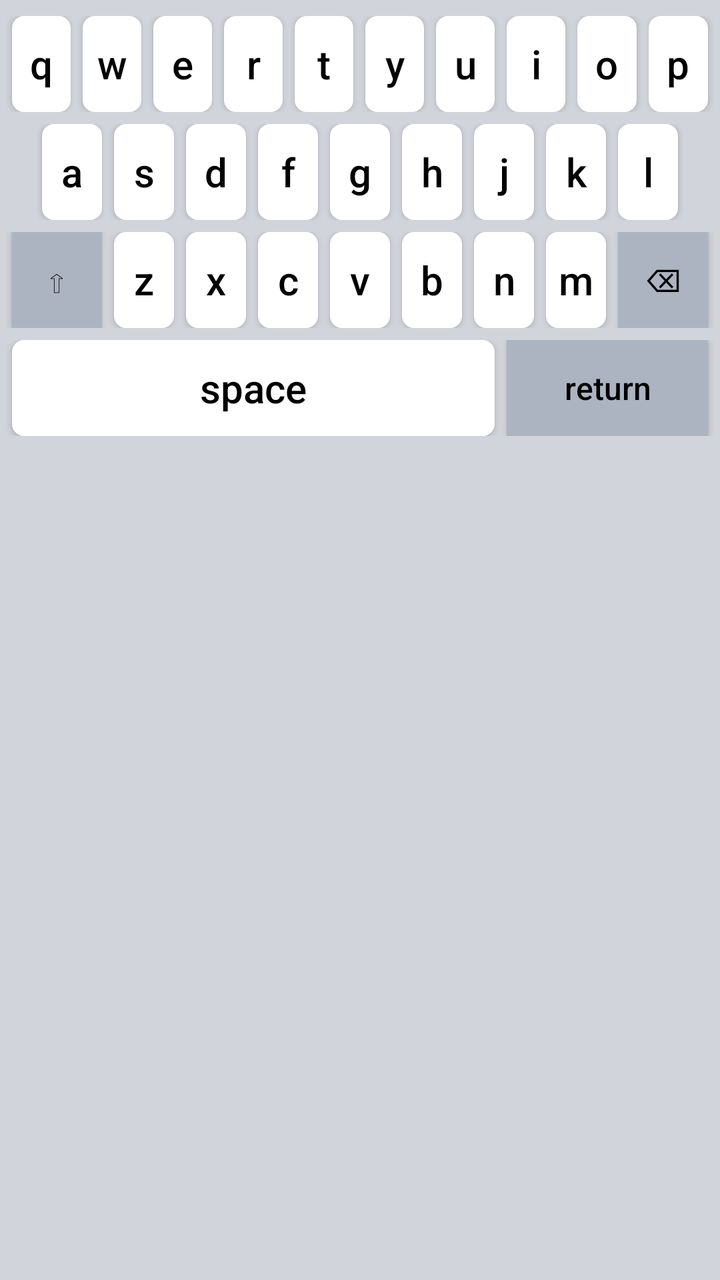
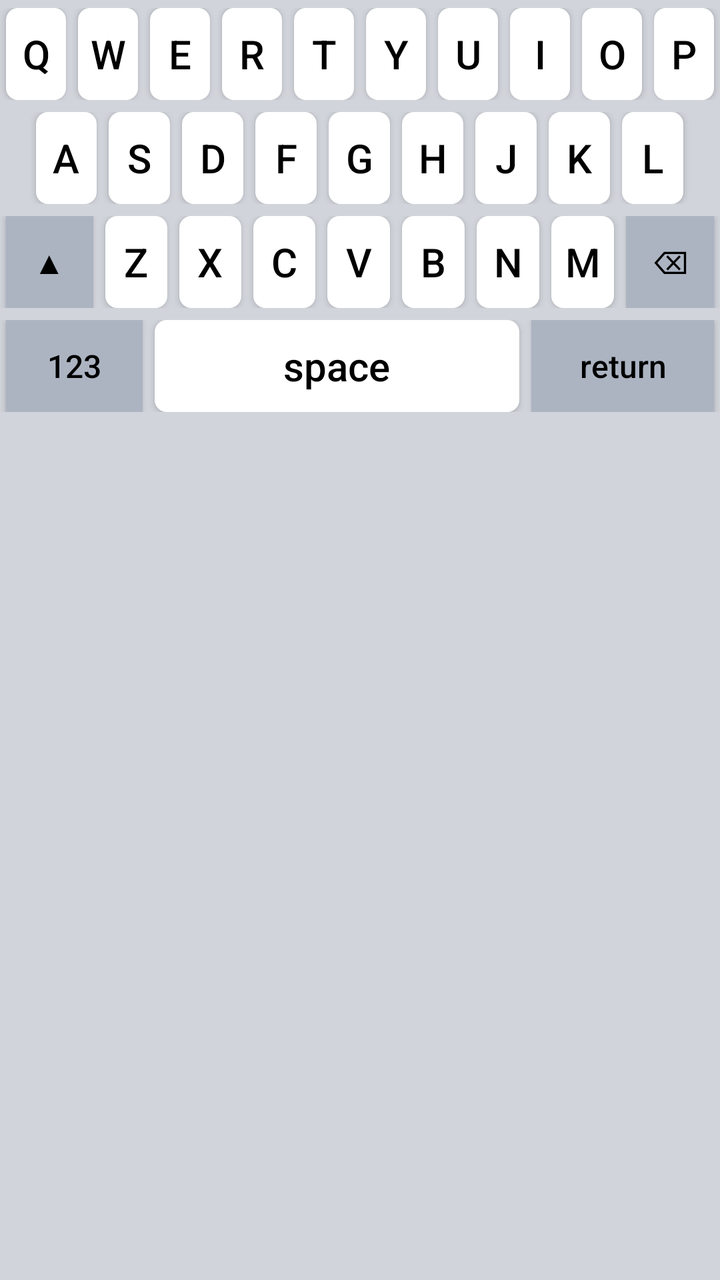

An Android layout rendered at two revisions. The XML below is the earlier revision; the diff shows what the commit changed to produce the second picture.
<!-- AndroidManifest.xml: application theme Theme.AppCompat.Light.NoActionBar -->
<!-- res/layout/main_keyboard.xml -->
<?xml version="1.0" encoding="utf-8"?>
<LinearLayout xmlns:android="http://schemas.android.com/apk/res/android"
    android:layout_width="match_parent"
    android:layout_height="wrap_content"
    android:background="#D1D5DB"
    android:orientation="vertical"
    android:paddingTop="8dp"
    android:paddingBottom="8dp"
    android:paddingLeft="3dp"
    android:paddingRight="3dp">

    
    <LinearLayout
        android:layout_width="match_parent"
        android:layout_height="48dp"
        android:orientation="horizontal"
        android:layout_marginBottom="6dp">

        <Button android:id="@+id/btn_q" android:text="q" style="@style/NauKeyStyle" />
        <Button android:id="@+id/btn_w" android:text="w" style="@style/NauKeyStyle" />
        <Button android:id="@+id/btn_e" android:text="e" style="@style/NauKeyStyle" />
        <Button android:id="@+id/btn_r" android:text="r" style="@style/NauKeyStyle" />
        <Button android:id="@+id/btn_t" android:text="t" style="@style/NauKeyStyle" />
        <Button android:id="@+id/btn_y" android:text="y" style="@style/NauKeyStyle" />
        <Button android:id="@+id/btn_u" android:text="u" style="@style/NauKeyStyle" />
        <Button android:id="@+id/btn_i" android:text="i" style="@style/NauKeyStyle" />
        <Button android:id="@+id/btn_o" android:text="o" style="@style/NauKeyStyle" />
        <Button android:id="@+id/btn_p" android:text="p" style="@style/NauKeyStyle" />
    </LinearLayout>

    
    <LinearLayout
        android:layout_width="match_parent"
        android:layout_height="48dp"
        android:orientation="horizontal"
        android:paddingLeft="15dp"
        android:paddingRight="15dp"
        android:layout_marginBottom="6dp">

        <Button android:id="@+id/btn_a" android:text="a" style="@style/NauKeyStyle" />
        <Button android:id="@+id/btn_s" android:text="s" style="@style/NauKeyStyle" />
        <Button android:id="@+id/btn_d" android:text="d" style="@style/NauKeyStyle" />
        <Button android:id="@+id/btn_f" android:text="f" style="@style/NauKeyStyle" />
        <Button android:id="@+id/btn_g" android:text="g" style="@style/NauKeyStyle" />
        <Button android:id="@+id/btn_h" android:text="h" style="@style/NauKeyStyle" />
        <Button android:id="@+id/btn_j" android:text="j" style="@style/NauKeyStyle" />
        <Button android:id="@+id/btn_k" android:text="k" style="@style/NauKeyStyle" />
        <Button android:id="@+id/btn_l" android:text="l" style="@style/NauKeyStyle" />
    </LinearLayout>

    
    <LinearLayout
        android:layout_width="match_parent"
        android:layout_height="48dp"
        android:orientation="horizontal"
        android:layout_marginBottom="6dp">

        <Button android:id="@+id/btn_shift" android:text="⇧" style="@style/NauSpecialKeyStyle" android:layout_weight="1.5" />
        <Button android:id="@+id/btn_z" android:text="z" style="@style/NauKeyStyle" />
        <Button android:id="@+id/btn_x" android:text="x" style="@style/NauKeyStyle" />
        <Button android:id="@+id/btn_c" android:text="c" style="@style/NauKeyStyle" />
        <Button android:id="@+id/btn_v" android:text="v" style="@style/NauKeyStyle" />
        <Button android:id="@+id/btn_b" android:text="b" style="@style/NauKeyStyle" />
        <Button android:id="@+id/btn_n" android:text="n" style="@style/NauKeyStyle" />
        <Button android:id="@+id/btn_m" android:text="m" style="@style/NauKeyStyle" />
        <Button android:id="@+id/btn_delete" android:text="⌫" style="@style/NauSpecialKeyStyle" android:layout_weight="1.5" />
    </LinearLayout>

    
    <LinearLayout
        android:layout_width="match_parent"
        android:layout_height="48dp"
        android:orientation="horizontal">

        <Button android:id="@+id/btn_space" android:text="space" style="@style/NauKeyStyle" android:layout_weight="6" />
        <Button android:id="@+id/btn_enter" android:text="return" style="@style/NauSpecialKeyStyle" android:layout_weight="2.5" />
    </LinearLayout>

</LinearLayout>
<!-- resources referenced by this layout -->
<resources>
  <style name="NauKeyStyle">
          <item name="android:layout_width">0dp</item>
          <item name="android:layout_height">match_parent</item>
          <item name="android:layout_weight">1</item>
          <item name="android:layout_marginLeft">3dp</item>
          <item name="android:layout_marginRight">3dp</item>
          <item name="android:background">@drawable/key_bg</item>
          <item name="android:textColor">#000000</item>
          <item name="android:textSize">20sp</item>
          <item name="android:textStyle">normal</item>
          <item name="android:textAllCaps">false</item>
          <item name="android:gravity">center</item>
      </style>
  <style name="NauSpecialKeyStyle" parent="NauKeyStyle">
          <item name="android:background">#ACB4C2</item>
          <item name="android:textSize">16sp</item>
      </style>
  <!-- drawable key_bg (drawable) -->
  <?xml version="1.0" encoding="utf-8"?>
  <selector xmlns:android="http://schemas.android.com/apk/res/android">
      
      <item android:state_pressed="true">
          <shape android:shape="rectangle">
              <solid android:color="#B3B9C4" />
              <corners android:radius="6dp" />
          </shape>
      </item>
      
      <item>
          <shape android:shape="rectangle">
              <solid android:color="#FFFFFF" />
              <corners android:radius="6dp" />
          </shape>
      </item>
  </selector>
</resources>

<!-- the commit's change to res/layout/main_keyboard.xml (unified diff, before → after) -->
@@ -4,76 +4,70 @@
     android:layout_height="wrap_content"
     android:background="#D1D5DB"
     android:orientation="vertical"
-    android:paddingTop="8dp"
-    android:paddingBottom="8dp"
-    android:paddingLeft="3dp"
-    android:paddingRight="3dp">
+    android:paddingTop="4dp"
+    android:paddingBottom="8dp">
 
     
     <LinearLayout
         android:layout_width="match_parent"
-        android:layout_height="48dp"
-        android:orientation="horizontal"
-        android:layout_marginBottom="6dp">
-
-        <Button android:id="@+id/btn_q" android:text="q" style="@style/NauKeyStyle" />
-        <Button android:id="@+id/btn_w" android:text="w" style="@style/NauKeyStyle" />
-        <Button android:id="@+id/btn_e" android:text="e" style="@style/NauKeyStyle" />
-        <Button android:id="@+id/btn_r" android:text="r" style="@style/NauKeyStyle" />
-        <Button android:id="@+id/btn_t" android:text="t" style="@style/NauKeyStyle" />
-        <Button android:id="@+id/btn_y" android:text="y" style="@style/NauKeyStyle" />
-        <Button android:id="@+id/btn_u" android:text="u" style="@style/NauKeyStyle" />
-        <Button android:id="@+id/btn_i" android:text="i" style="@style/NauKeyStyle" />
-        <Button android:id="@+id/btn_o" android:text="o" style="@style/NauKeyStyle" />
-        <Button android:id="@+id/btn_p" android:text="p" style="@style/NauKeyStyle" />
+        android:layout_height="46dp"
+        android:orientation="horizontal">
+        <Button android:id="@+id/btn_q" style="@style/NauKeyStyle" android:text="Q"/>
+        <Button android:id="@+id/btn_w" style="@style/NauKeyStyle" android:text="W"/>
+        <Button android:id="@+id/btn_e" style="@style/NauKeyStyle" android:text="E"/>
+        <Button android:id="@+id/btn_r" style="@style/NauKeyStyle" android:text="R"/>
+        <Button android:id="@+id/btn_t" style="@style/NauKeyStyle" android:text="T"/>
+        <Button android:id="@+id/btn_y" style="@style/NauKeyStyle" android:text="Y"/>
+        <Button android:id="@+id/btn_u" style="@style/NauKeyStyle" android:text="U"/>
+        <Button android:id="@+id/btn_i" style="@style/NauKeyStyle" android:text="I"/>
+        <Button android:id="@+id/btn_o" style="@style/NauKeyStyle" android:text="O"/>
+        <Button android:id="@+id/btn_p" style="@style/NauKeyStyle" android:text="P"/>
     </LinearLayout>
 
     
     <LinearLayout
         android:layout_width="match_parent"
-        android:layout_height="48dp"
-        android:orientation="horizontal"
-        android:paddingLeft="15dp"
-        android:paddingRight="15dp"
-        android:layout_marginBottom="6dp">
-
-        <Button android:id="@+id/btn_a" android:text="a" style="@style/NauKeyStyle" />
-        <Button android:id="@+id/btn_s" android:text="s" style="@style/NauKeyStyle" />
-        <Button android:id="@+id/btn_d" android:text="d" style="@style/NauKeyStyle" />
-        <Button android:id="@+id/btn_f" android:text="f" style="@style/NauKeyStyle" />
-        <Button android:id="@+id/btn_g" android:text="g" style="@style/NauKeyStyle" />
-        <Button android:id="@+id/btn_h" android:text="h" style="@style/NauKeyStyle" />
-        <Button android:id="@+id/btn_j" android:text="j" style="@style/NauKeyStyle" />
-        <Button android:id="@+id/btn_k" android:text="k" style="@style/NauKeyStyle" />
-        <Button android:id="@+id/btn_l" android:text="l" style="@style/NauKeyStyle" />
+        android:layout_height="46dp"
+        android:layout_marginTop="6dp"
+        android:orientation="horizontal">
+        <View android:layout_width="0dp" android:layout_height="match_parent" android:layout_weight="0.5"/>
+        <Button android:id="@+id/btn_a" style="@style/NauKeyStyle" android:text="A"/>
+        <Button android:id="@+id/btn_s" style="@style/NauKeyStyle" android:text="S"/>
+        <Button android:id="@+id/btn_d" style="@style/NauKeyStyle" android:text="D"/>
+        <Button android:id="@+id/btn_f" style="@style/NauKeyStyle" android:text="F"/>
+        <Button android:id="@+id/btn_g" style="@style/NauKeyStyle" android:text="G"/>
+        <Button android:id="@+id/btn_h" style="@style/NauKeyStyle" android:text="H"/>
+        <Button android:id="@+id/btn_j" style="@style/NauKeyStyle" android:text="J"/>
+        <Button android:id="@+id/btn_k" style="@style/NauKeyStyle" android:text="K"/>
+        <Button android:id="@+id/btn_l" style="@style/NauKeyStyle" android:text="L"/>
+        <View android:layout_width="0dp" android:layout_height="match_parent" android:layout_weight="0.5"/>
     </LinearLayout>
 
     
     <LinearLayout
         android:layout_width="match_parent"
-        android:layout_height="48dp"
-        android:orientation="horizontal"
-        android:layout_marginBottom="6dp">
-
-        <Button android:id="@+id/btn_shift" android:text="⇧" style="@style/NauSpecialKeyStyle" android:layout_weight="1.5" />
-        <Button android:id="@+id/btn_z" android:text="z" style="@style/NauKeyStyle" />
-        <Button android:id="@+id/btn_x" android:text="x" style="@style/NauKeyStyle" />
-        <Button android:id="@+id/btn_c" android:text="c" style="@style/NauKeyStyle" />
-        <Button android:id="@+id/btn_v" android:text="v" style="@style/NauKeyStyle" />
-        <Button android:id="@+id/btn_b" android:text="b" style="@style/NauKeyStyle" />
-        <Button android:id="@+id/btn_n" android:text="n" style="@style/NauKeyStyle" />
-        <Button android:id="@+id/btn_m" android:text="m" style="@style/NauKeyStyle" />
-        <Button android:id="@+id/btn_delete" android:text="⌫" style="@style/NauSpecialKeyStyle" android:layout_weight="1.5" />
+        android:layout_height="46dp"
+        android:layout_marginTop="6dp"
+        android:orientation="horizontal">
+        <Button android:id="@+id/btn_shift" style="@style/NauSpecialKeyStyle" android:layout_weight="1.4" android:text="▲"/>
+        <Button android:id="@+id/btn_z" style="@style/NauKeyStyle" android:text="Z"/>
+        <Button android:id="@+id/btn_x" style="@style/NauKeyStyle" android:text="X"/>
+        <Button android:id="@+id/btn_c" style="@style/NauKeyStyle" android:text="C"/>
+        <Button android:id="@+id/btn_v" style="@style/NauKeyStyle" android:text="V"/>
+        <Button android:id="@+id/btn_b" style="@style/NauKeyStyle" android:text="B"/>
+        <Button android:id="@+id/btn_n" style="@style/NauKeyStyle" android:text="N"/>
+        <Button android:id="@+id/btn_m" style="@style/NauKeyStyle" android:text="M"/>
+        <Button android:id="@+id/btn_delete" style="@style/NauSpecialKeyStyle" android:layout_weight="1.4" android:text="⌫"/>
     </LinearLayout>
 
     
     <LinearLayout
         android:layout_width="match_parent"
-        android:layout_height="48dp"
+        android:layout_height="46dp"
+        android:layout_marginTop="6dp"
         android:orientation="horizontal">
-
-        <Button android:id="@+id/btn_space" android:text="space" style="@style/NauKeyStyle" android:layout_weight="6" />
-        <Button android:id="@+id/btn_enter" android:text="return" style="@style/NauSpecialKeyStyle" android:layout_weight="2.5" />
+        <Button android:id="@+id/btn_mode" style="@style/NauSpecialKeyStyle" android:layout_weight="1.5" android:text="123"/>
+        <Button android:id="@+id/btn_space" style="@style/NauKeyStyle" android:layout_weight="4" android:text="space"/>
+        <Button android:id="@+id/btn_enter" style="@style/NauSpecialKeyStyle" android:layout_weight="2" android:text="return"/>
     </LinearLayout>
-
 </LinearLayout>
